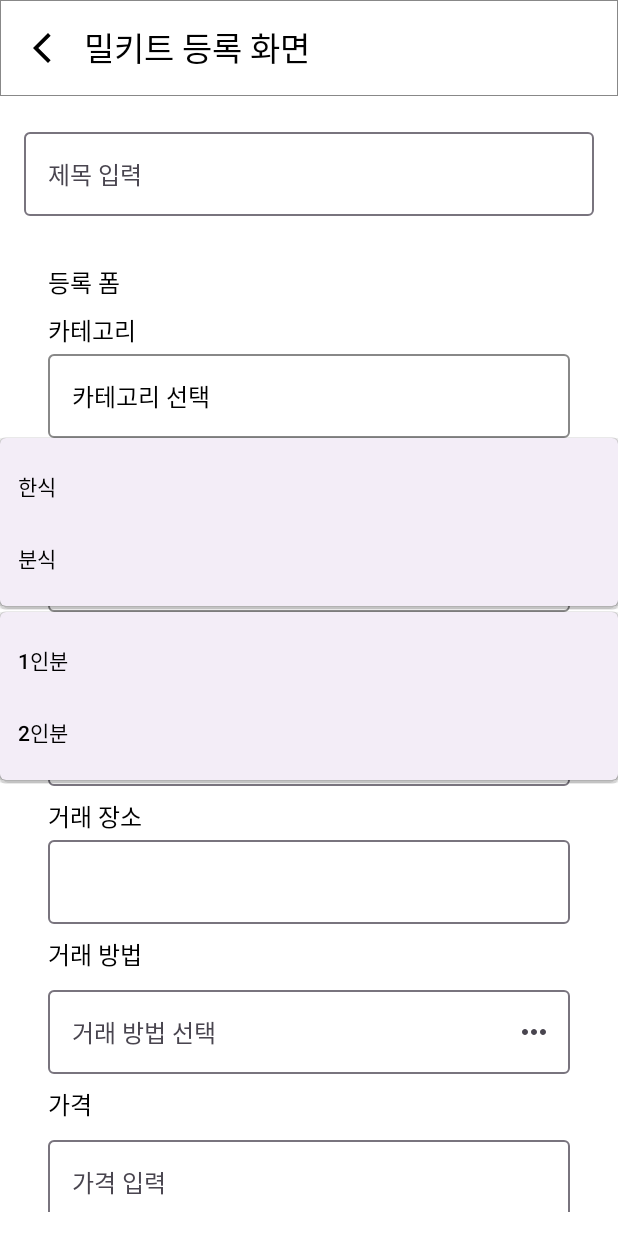
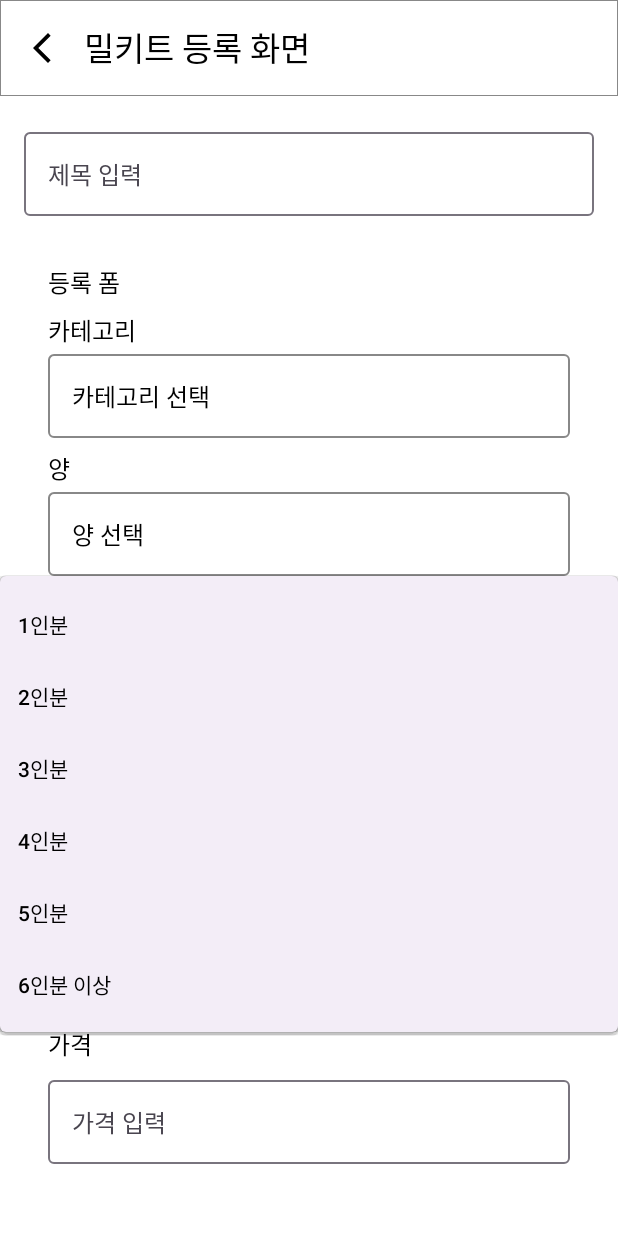
Before and after one commit to Cycrypto/mobile-zipbob, an Android app built with Jetpack Compose: the MealkitFormScreen screen opened through its navigation route, after a tap on "양 선택", on a phone screen of 412 x 824 dp. Run offline under Robolectric (Android 15) with nearby library versions, the phone set to English and light mode, and no system bars; Roboto replaces fonts that are not available here; 1 statement that could not run was skipped.

Commit message:
DropDown부분 오류 해결 및 작동되게 설정

```diff
--- a/app/src/main/java/com/example/hansotbob/ui/screen/form/MealkitFormScreen.kt
+++ b/app/src/main/java/com/example/hansotbob/ui/screen/form/MealkitFormScreen.kt
@@ -51,29 +51,24 @@ import com.example.hansotbob.ui.theme.HansotbobTheme
 import java.util.Calendar
 import androidx.compose.runtime.remember as remember1
 
-private var Nothing?.value: TextFieldValue
-    get() {
-        TODO("Not yet implemented")
-    }
-    set(value) {}
-
 @OptIn(ExperimentalMaterial3Api::class)
 @Composable
 fun MealkitFormScreen(navController: NavController) {
-    var expanded by remember1 { mutableStateOf(false) }
+    var categoryExpanded by remember1 { mutableStateOf(false) }
+    var quantityExpanded by remember1 { mutableStateOf(false) }
     var selectedCategory by remember1 { mutableStateOf("") }
+    var selectedQuantity by remember1 { mutableStateOf("") }
     val textFieldValue = remember1 { mutableStateOf(TextFieldValue(selectedCategory.ifEmpty { "카테고리 선택" })) }
     var title by remember1 { mutableStateOf(TextFieldValue("")) }
     var foodType by remember1 { mutableStateOf(TextFieldValue("")) }
-    var selectedQuantity by remember1 { mutableStateOf("") }
     var productionDate by remember1 { mutableStateOf("") }
     var place by remember1 { mutableStateOf(TextFieldValue("")) }
     var selectedMethod by remember1 { mutableStateOf("") }
     var price by remember1 { mutableStateOf(TextFieldValue("")) }
     var description by remember1 { mutableStateOf(TextFieldValue("")) }
 
-    val categoryOptions = listOf("한식", "분식")//, "중식", "일식", "양식")
-    val quantityOptions = listOf("1인분", "2인분")//, "3인분", "4인분", "5인분", "6인분 이상")
+    val categoryOptions = listOf("한식", "분식", "중식", "일식", "양식")
+    val quantityOptions = listOf("1인분", "2인분", "3인분", "4인분", "5인분", "6인분 이상")
     val methodOptions = listOf("직거래", "택배", "문고리")
 
     Scaffold(
@@ -110,7 +105,8 @@ fun MealkitFormScreen(navController: NavController) {
                     modifier = Modifier
                         .fillMaxWidth()
                         .background(MaterialTheme.colorScheme.background)
-                        .padding(16.dp)
+                        .padding(start = 16.dp, end = 16.dp, top = 16.dp)
+
                 ) {
                     Text("등록 폼")
                     Spacer(modifier = Modifier.height(8.dp))
@@ -120,7 +116,7 @@ fun MealkitFormScreen(navController: NavController) {
                         modifier = Modifier
                             .fillMaxWidth()
                             .border(1.dp, Color.Gray, RoundedCornerShape(4.dp))
-                            .clickable { expanded = true }
+                            .clickable { categoryExpanded = true }
                             .padding(16.dp)
                     ) {
                         Text(
@@ -130,31 +126,33 @@ fun MealkitFormScreen(navController: NavController) {
                         )
                     }
                     DropdownMenu(
-                        expanded = expanded,
-                        onDismissRequest = { expanded = false },
+                        expanded = categoryExpanded,
+                        onDismissRequest = { categoryExpanded = false },
                         modifier = Modifier.fillMaxWidth()
                     ) {
                         categoryOptions.forEach { category ->
                             DropdownMenuItem(
                                 onClick = {
                                     selectedCategory = category
-                                    val textFieldValue = null
                                     textFieldValue.value = TextFieldValue(category)
-                                    expanded = false
+                                    categoryExpanded = false
                                 },
                                 text = { Text(category) }
                             )
                         }
                     }
                 }
-            }//여기서 한번 자르기
+            }
+
+            item { Spacer(modifier = Modifier.height(8.dp)) }
+
             // 양
             item {
                 Column(
                     modifier = Modifier
                         .fillMaxWidth()
                         .background(MaterialTheme.colorScheme.background)
-                        .padding(16.dp)
+                        .padding(start = 16.dp, end = 16.dp)
                 ) {
                     Text("양")
                     Spacer(modifier = Modifier.height(4.dp))
@@ -162,34 +160,35 @@ fun MealkitFormScreen(navController: NavController) {
                         modifier = Modifier
                             .fillMaxWidth()
                             .border(1.dp, Color.Gray, RoundedCornerShape(4.dp))
-                            .clickable { expanded = true }
+                            .clickable { quantityExpanded = true }
                             .padding(16.dp)
                     ) {
                         Text(
-                            text = selectedCategory.ifEmpty { "양 선택" },
+                            text = selectedQuantity.ifEmpty { "양 선택" },
                             style = MaterialTheme.typography.bodyLarge,
                             color = MaterialTheme.colorScheme.onSurface
                         )
                     }
                     DropdownMenu(
-                        expanded = expanded,
-                        onDismissRequest = { expanded = false },
+                        expanded = quantityExpanded,
+                        onDismissRequest = { quantityExpanded = false },
                         modifier = Modifier.fillMaxWidth()
                     ) {
-                        quantityOptions.forEach { category ->
+                        quantityOptions.forEach { quantity ->
                             DropdownMenuItem(
                                 onClick = {
-                                    selectedCategory = category
-                                    val textFieldValue = null
-                                    textFieldValue.value = TextFieldValue(category)
-                                    expanded = false
+                                    selectedQuantity = quantity
+                                    quantityExpanded = false
                                 },
-                                text = { Text(category) }
+                                text = { Text(quantity) }
                             )
                         }
                     }
                 }
-            }//여기서 한번 자르기
+            }
+
+            item { Spacer(modifier = Modifier.height(8.dp)) }
+
             //기타 등등
             item {
                 Column(
@@ -198,7 +197,6 @@ fun MealkitFormScreen(navController: NavController) {
                         .background(MaterialTheme.colorScheme.background)
                         .padding(start = 16.dp, end = 16.dp, bottom = 16.dp)
                 ){
-                    Spacer(modifier = Modifier.height(8.dp))
                     Text("제조 일자")
                     Spacer(modifier = Modifier.height(4.dp))
                     DatePicker(productionDate) { date -> productionDate = date }
@@ -232,9 +230,8 @@ fun MealkitFormScreen(navController: NavController) {
                 }
             }
 
+            item { Spacer(modifier = Modifier.height(16.dp)) }
 
-
-            item { Spacer(modifier = Modifier.height(16.dp)) }
             //한줄 설명
             item {
                 OutlinedTextField(
@@ -246,6 +243,7 @@ fun MealkitFormScreen(navController: NavController) {
             }
 
             item { Spacer(modifier = Modifier.height(16.dp)) }
+
             //버튼 1
             item {
                 Button(
@@ -260,6 +258,7 @@ fun MealkitFormScreen(navController: NavController) {
             }
 
             item { Spacer(modifier = Modifier.height(16.dp)) }
+
             //버튼 2
             item {
                 Button(
```
